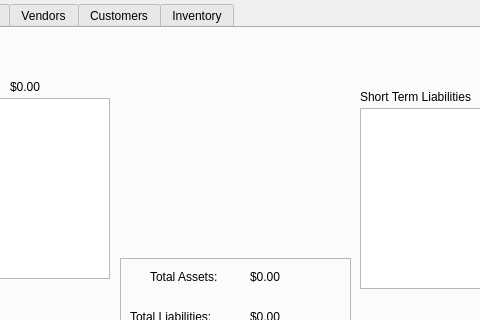
Qt form FinTrackerPython/src/UserInterfaces/homeWindow.ui (david0x00/fin-tracker) before a commit; both pictures show x 332 to 812 and y 117 to 437 of the 1128 by 765 pixel window.
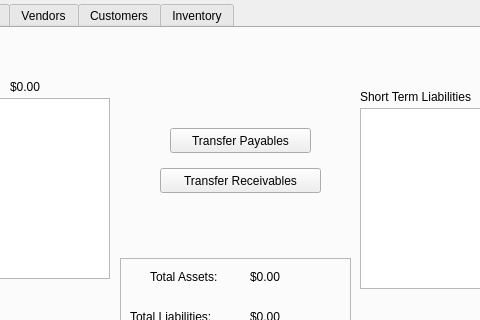
The same form after that commit. Icons and pictures are not drawn.

```diff
--- a/FinTrackerPython/src/UserInterfaces/homeWindow.ui
+++ b/FinTrackerPython/src/UserInterfaces/homeWindow.ui
@@ -283,6 +283,32 @@
        <number>6</number>
       </property>
      </widget>
+     <widget class="QPushButton" name="transfer_payables_btn">
+      <property name="geometry">
+       <rect>
+        <x>470</x>
+        <y>100</y>
+        <width>141</width>
+        <height>25</height>
+       </rect>
+      </property>
+      <property name="text">
+       <string>Transfer Payables</string>
+      </property>
+     </widget>
+     <widget class="QPushButton" name="transfer_receivables_btn">
+      <property name="geometry">
+       <rect>
+        <x>460</x>
+        <y>140</y>
+        <width>161</width>
+        <height>25</height>
+       </rect>
+      </property>
+      <property name="text">
+       <string>Transfer Receivables</string>
+      </property>
+     </widget>
      <zorder>frame</zorder>
      <zorder>current_assets_table</zorder>
      <zorder>label</zorder>
```
Left out of the diff: 2 changed lines with no effect on the pictures.
